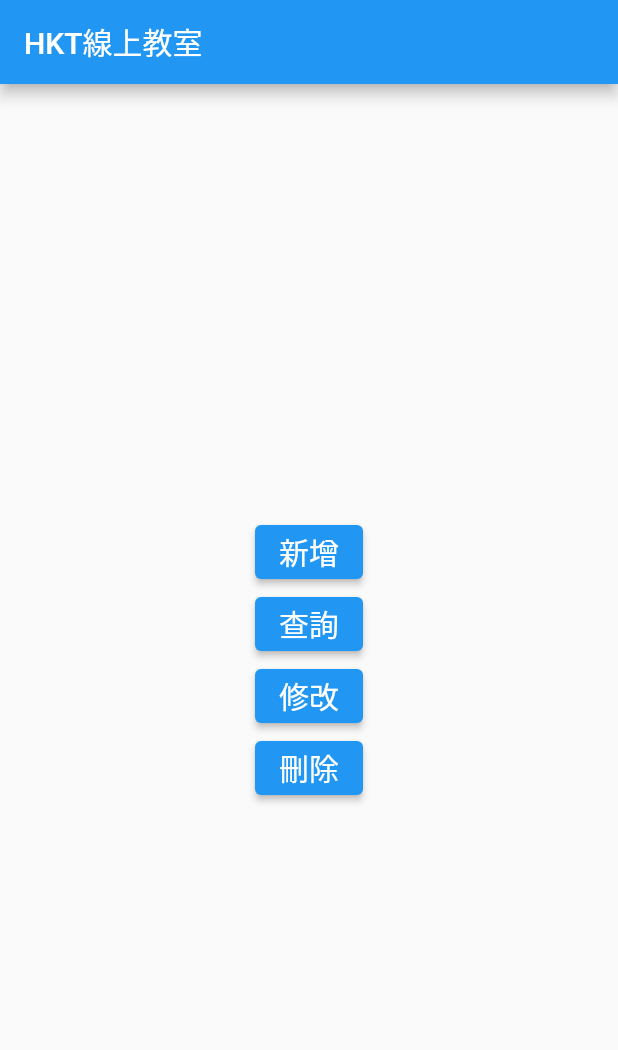
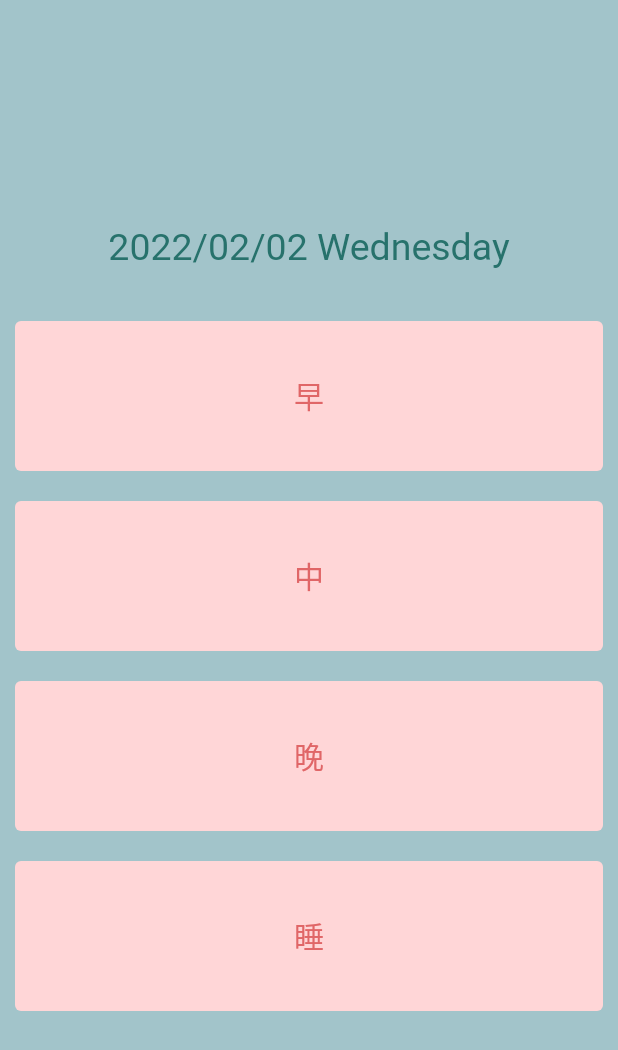
Before and after one commit to fenturechance/medicine_app, a Flutter app: the screen it shows after launch, on a phone screen of 412 x 824 dp. Shown: the top 1050 px of the screen. Run offline on Flutter 3.47's test engine with Material 2 defaults, Android fonts, the phone set to English and light mode, and no system bars; our stand-ins replace sqflite; accounts and stored records are empty.

Commit message:
finish button style

```diff
--- a/lib/main.dart
+++ b/lib/main.dart
@@ -1,6 +1,6 @@
 import 'package:flutter/material.dart';
 import 'package:medicine_app/database/manager/record_manager.dart';
-
+import 'package:intl/intl.dart';
 
 void main() {
   runApp(MyApp());
@@ -11,9 +11,7 @@
   Widget build(BuildContext context) {
     return MaterialApp(
         home: Scaffold(
-      appBar: AppBar(
-        title: const Text('HKT線上教室'),
-      ),
+      backgroundColor: const Color(0xffa2c4ca),
       body: HomePage(),
     ));
   }
@@ -22,48 +20,46 @@
 class HomePage extends StatelessWidget {
   @override
   Widget build(BuildContext context) {
-    return Center(
-      child: Column(
-        mainAxisAlignment: MainAxisAlignment.center,
-        children: <Widget>[
-          ElevatedButton(
-            child: const Text(
-              '新增',
-              style: TextStyle(fontSize: 20),
-            ),
-            onPressed: () {
-              RecordManager.instance.insert();
-            },
+    Size size = MediaQuery.of(context).size;
+    String nowDate = DateFormat('yyyy/MM/dd EEEE').format(DateTime.now());
+    return Container(
+        padding: EdgeInsets.all(10.0),
+        width: size.width,
+        child: Center(
+          child: Column(
+            mainAxisAlignment: MainAxisAlignment.center,
+            children: <Widget>[
+              Text(
+                nowDate,
+                style: TextStyle(color: Color(0xff27726c), fontSize: 25.0),
+              ),
+              SizedBox(
+                height: 15.0,
+              ),
+              generateButton(text: '早'),
+              generateButton(text: '中'),
+              generateButton(text: '晚'),
+              generateButton(text: '睡'),
+            ],
           ),
-          ElevatedButton(
-            child: const Text(
-              '查詢',
-              style: TextStyle(fontSize: 20),
-            ),
-            onPressed: () {
-              RecordManager.instance.query();
-            },
-          ),
-          ElevatedButton(
-            child: const Text(
-              '修改',
-              style: TextStyle(fontSize: 20),
-            ),
-            onPressed: () {
-              RecordManager.instance.update();
-            },
-          ),
-          ElevatedButton(
-            child: const Text(
-              '刪除',
-              style: TextStyle(fontSize: 20),
-            ),
-            onPressed: () {
-              RecordManager.instance.delete();
-            },
-          ),
-        ],
-      ),
-    );
+        ));
   }
 }
+
+Widget generateButton({String text = ''}) {
+  return Container(
+      margin: EdgeInsets.only(top: 20),
+      child: ElevatedButton(
+        style: ElevatedButton.styleFrom(
+            elevation: 0,
+            primary: const Color(0xffffd6d7),
+            minimumSize: const Size.fromHeight(100)),
+        child: Text(
+          text,
+          style: TextStyle(fontSize: 20, color: Color(0xffe06667)),
+        ),
+        onPressed: () {
+          RecordManager.instance.insert();
+        },
+      ));
+}
--- a/pubspec.yaml
+++ b/pubspec.yaml
@@ -31,6 +31,7 @@ dependencies:
     sdk: flutter
   sqflite: ^2.0.2
   path_provider: ^2.0.8
+  intl: ^0.17.0
 
 
   # The following adds the Cupertino Icons font to your application.
```
Also changed, not shown: pubspec.lock.
